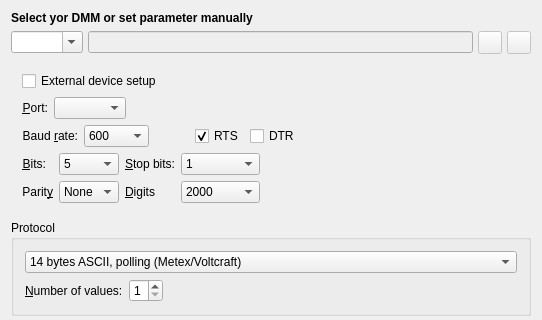
tuxmaster/QtDMM, file src/ui/uidmmprefs.ui: the form before one commit; both pictures show x 0 to 542 and y 0 to 320 of the 542 by 690 pixel window.
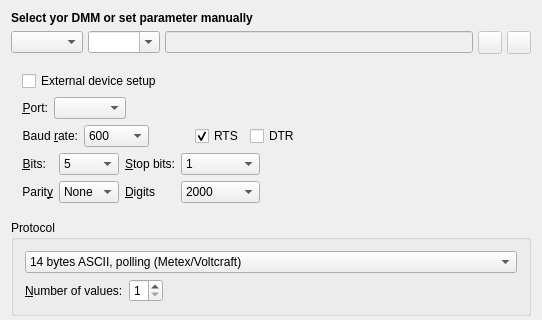
The form after the commit. Icons and pictures are not drawn. Custom widgets are drawn as their Qt base class.

Commit message: Split DMM model dropdown into vendor + model combo boxes

Patch:
```diff
--- a/src/ui/uidmmprefs.ui
+++ b/src/ui/uidmmprefs.ui
@@ -35,6 +35,16 @@
      <property name="spacing">
       <number>5</number>
      </property>
+     <item>
+      <widget class="QComboBox" name="ui_vendor">
+       <property name="whatsThis">
+        <string>Select your DMM's vendor to narrow the model list below.</string>
+       </property>
+       <property name="sizeAdjustPolicy">
+        <enum>QComboBox::AdjustToContents</enum>
+       </property>
+      </widget>
+     </item>
      <item>
       <widget class="QComboBox" name="ui_model">
        <property name="whatsThis">
```
The commit also changes 4 other files.
